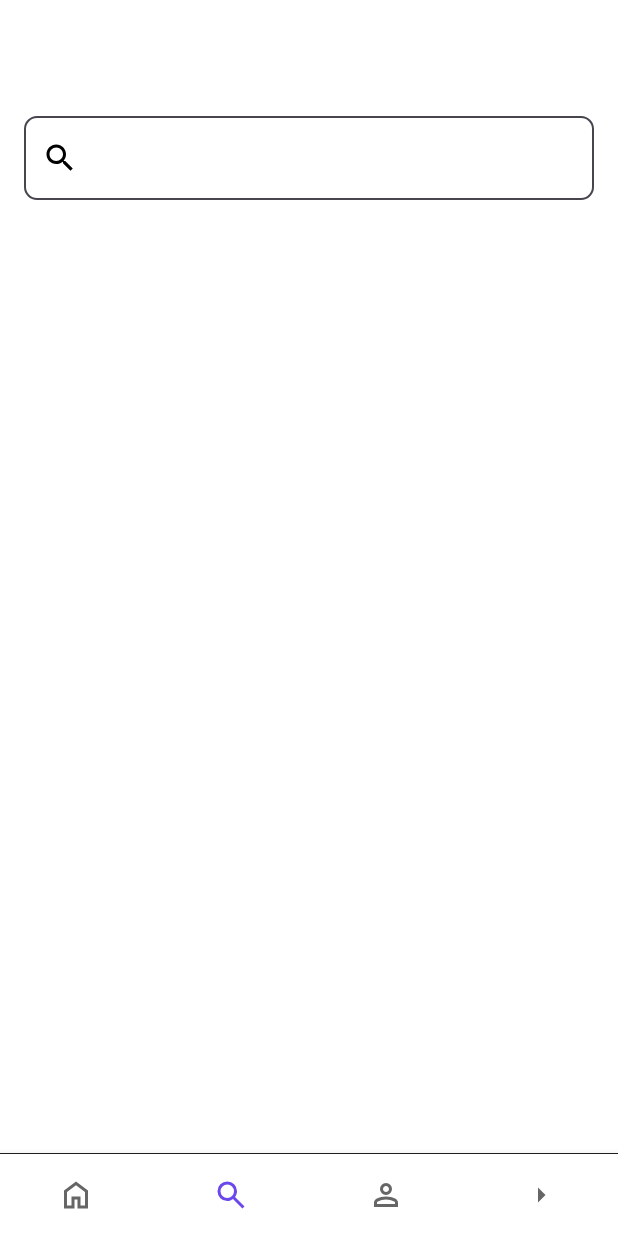
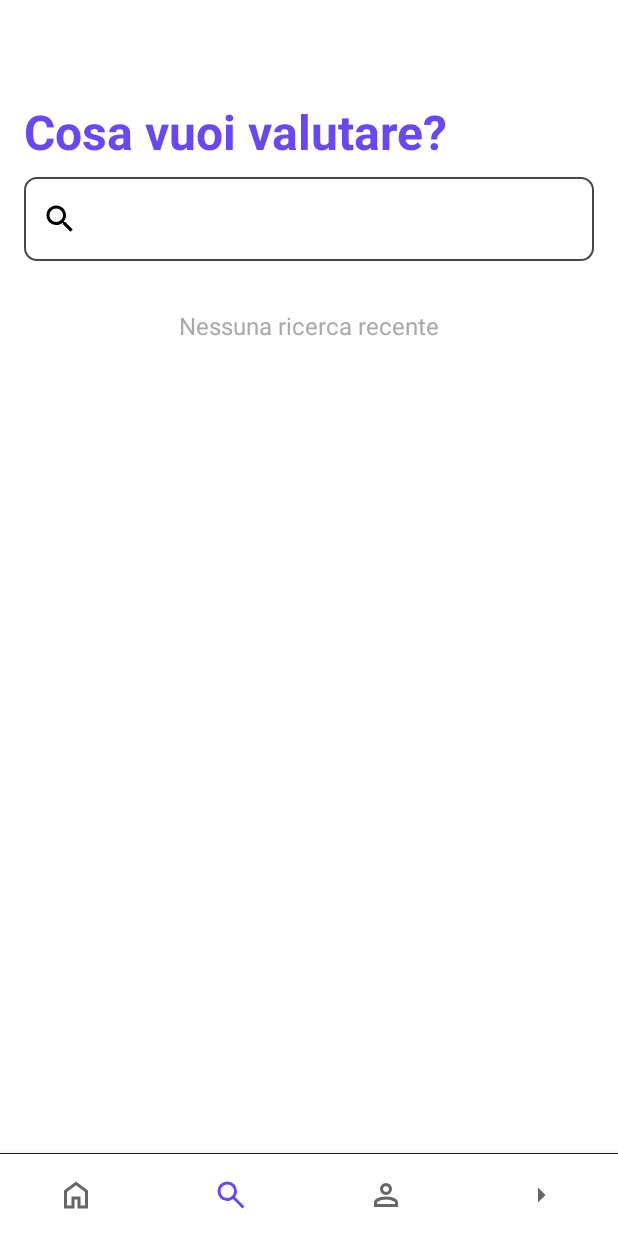
Before and after one commit to Magliaa/OceanTunes, an Android app: the SearchFragment screen opened through its navigation route, on a phone screen of 412 x 824 dp. Run offline under Robolectric (Android 15) with nearby library versions, the phone set to English and light mode, and no system bars; our stand-ins replace navigation-ui.

Commit message:
✨ Search v1 + searchFragment

```diff
--- a/app/src/main/java/com/tunagold/oceantunes/ui/search/SearchFragment.kt
+++ b/app/src/main/java/com/tunagold/oceantunes/ui/search/SearchFragment.kt
@@ -1,17 +1,20 @@
 package com.tunagold.oceantunes.ui.search
 
 import SpacingItemDecoration
+import android.content.Context
 import android.os.Bundle
 import android.os.Handler
 import android.os.Looper
 import android.view.LayoutInflater
 import android.view.View
 import android.view.ViewGroup
+import androidx.core.content.edit
 import androidx.core.widget.addTextChangedListener
 import androidx.fragment.app.Fragment
 import androidx.recyclerview.widget.GridLayoutManager
 import com.tunagold.oceantunes.R
 import com.tunagold.oceantunes.databinding.FragmentSearchBinding
+import com.tunagold.oceantunes.ui.songsgrid.SongCardDialogFragment
 import com.tunagold.oceantunes.ui.songsgrid.SongsAdapter
 
 class SearchFragment : Fragment() {
@@ -20,13 +23,14 @@ class SearchFragment : Fragment() {
     private val binding get() = _binding!!
 
     private lateinit var adapter: SongsAdapter
+    private val recentSongs = mutableListOf<Triple<String, String, Int>>()
+    private var isSearching = false
+    private val prefsKey = "recent_searches"
+    private val handler = Handler(Looper.getMainLooper())
 
+    // TODO: BACKEND - Rimuovi questo mock e usa i dati reali
     private val dummySongs = listOf(
         Triple("Blinding Lights", "The Weeknd", R.drawable.unknown_song_img),
-        Triple("Levitating", "Dua Lipa", R.drawable.unknown_song_img),
-        Triple("Save Your Tears", "The Weeknd", R.drawable.unknown_song_img),
-        Triple("Peaches", "Justin Bieber", R.drawable.unknown_song_img),
-        Triple("Montero", "Lil Nas X", R.drawable.unknown_song_img),
         Triple("Levitating", "Dua Lipa", R.drawable.unknown_song_img),
         Triple("Save Your Tears", "The Weeknd", R.drawable.unknown_song_img),
         Triple("Peaches", "Justin Bieber", R.drawable.unknown_song_img),
@@ -49,54 +53,148 @@ class SearchFragment : Fragment() {
         binding.recyclerViewSongs.layoutManager = GridLayoutManager(requireContext(), 2)
         binding.recyclerViewSongs.addItemDecoration(SpacingItemDecoration(spacingInPixels))
 
-        adapter = SongsAdapter(emptyList())
+        adapter = SongsAdapter(emptyList()) { song ->
+            if (isSearching) {
+                val alreadyInRecent = recentSongs.any {
+                    it.first == song.first && it.second == song.second && it.third == song.third
+                }
+                if (!alreadyInRecent) {
+                    recentSongs.add(0, song)
+                    if (recentSongs.size > 10) recentSongs.removeLast()
+                    saveRecentSongs()
+                }
+                isSearching = false
+            }
+
+            val dialog = SongCardDialogFragment.newInstance(song)
+            dialog.show(parentFragmentManager, "song_card")
+        }
+
         binding.recyclerViewSongs.adapter = adapter
 
-        binding.noResultsText.visibility = View.GONE
-        binding.searchProgress.alpha = 0f
-        binding.searchProgress.visibility = View.GONE
+        loadRecentSongs()
+        showRecentSearches()
+
+        binding.searchBar.onClearAction = {
+            isSearching = false
+            binding.searchBar.editText?.setText("")
+        }
+
+        binding.searchBar.editText?.setOnFocusChangeListener { _, hasFocus ->
+            if (hasFocus && binding.searchBar.editText?.text.isNullOrEmpty()) {
+                isSearching = false
+                showRecentSearches()
+            }
+        }
 
         binding.searchBar.editText?.addTextChangedListener { editable ->
-            val query = editable.toString()
+            val query = editable?.toString()?.trim().orEmpty()
 
-            // Fade in della progress bar
-            binding.searchProgress.apply {
-                alpha = 0f
-                visibility = View.VISIBLE
-                animate().alpha(1f).setDuration(300).start()
+            handler.removeCallbacksAndMessages(null)
+
+            if (query.isEmpty()) {
+                isSearching = false
+                showRecentSearches()
+                return@addTextChangedListener
             }
 
-            // Nascondi lista e messaggio durante il caricamento
-            binding.recyclerViewSongs.visibility = View.GONE
-            binding.noResultsText.visibility = View.GONE
+            isSearching = true
+            binding.searchProgress.fadeIn()
 
-            Handler(Looper.getMainLooper()).postDelayed({
+            binding.recyclerViewSongs.fadeOut()
+            binding.noResultsText.fadeOut()
+            binding.recentSearchesLabel.fadeOut()
+            binding.clearRecentButton.fadeOut()
+
+            handler.postDelayed({
+                // TODO: BACKEND - Sostituire con chiamata API asincrona e parsing dei risultati
                 val filtered = dummySongs.filter {
                     it.first.contains(query, ignoreCase = true) ||
                             it.second.contains(query, ignoreCase = true)
                 }
 
+                // TODO: BACKEND - Inserisci qui il callback per aggiornare l'adapter con i risultati veri
                 adapter.updateData(filtered)
 
-                // Fade out progress bar
-                binding.searchProgress.animate()
-                    .alpha(0f)
-                    .setDuration(300)
-                    .withEndAction {
-                        binding.searchProgress.visibility = View.GONE
+                binding.searchProgress.fadeOut()
+                if (filtered.isNotEmpty()) {
+                    binding.recyclerViewSongs.fadeIn()
+                } else {
+                    binding.noResultsText.text = "Nessun risultato trovato"
+                    binding.noResultsText.fadeIn()
+                }
 
-                        binding.recyclerViewSongs.visibility =
-                            if (filtered.isNotEmpty()) View.VISIBLE else View.GONE
-                        binding.noResultsText.visibility =
-                            if (filtered.isEmpty()) View.VISIBLE else View.GONE
-                    }.start()
+            }, 1000) // TODO: BACKEND - Rimuovere delay quando usi risultati reali
+        }
 
-            }, 1000)
+        binding.clearRecentButton.setOnClickListener {
+            recentSongs.clear()
+            saveRecentSongs()
+            showRecentSearches()
+        }
+    }
+
+    private fun showRecentSearches() {
+        handler.removeCallbacksAndMessages(null)
+        binding.searchProgress.fadeOut()
+        if (recentSongs.isNotEmpty()) {
+            adapter.updateData(recentSongs)
+            binding.recyclerViewSongs.fadeIn()
+            binding.noResultsText.fadeOut()
+            binding.recentSearchesLabel.fadeIn()
+            binding.clearRecentButton.fadeIn()
+        } else {
+            adapter.updateData(emptyList())
+            binding.recyclerViewSongs.fadeOut()
+            binding.noResultsText.text = "Nessuna ricerca recente"
+            binding.noResultsText.fadeIn()
+            binding.recentSearchesLabel.fadeOut()
+            binding.clearRecentButton.fadeOut()
+        }
+    }
+
+    private fun saveRecentSongs() {
+        val prefs = requireContext().getSharedPreferences("search_prefs", Context.MODE_PRIVATE)
+        val strings = recentSongs.map { "${it.first}|${it.second}|${it.third}" }.toSet()
+        prefs.edit {
+            putStringSet(prefsKey, strings)
+        }
+    }
+
+    private fun loadRecentSongs() {
+        val prefs = requireContext().getSharedPreferences("search_prefs", Context.MODE_PRIVATE)
+        val strings = prefs.getStringSet(prefsKey, emptySet()) ?: emptySet()
+        recentSongs.clear()
+        strings.forEach { line ->
+            val parts = line.split("|")
+            if (parts.size == 3) {
+                val title = parts[0]
+                val artist = parts[1]
+                val imageRes = parts[2].toIntOrNull() ?: R.drawable.unknown_song_img
+                recentSongs.add(Triple(title, artist, imageRes))
+            }
         }
     }
 
     override fun onDestroyView() {
         super.onDestroyView()
+        handler.removeCallbacksAndMessages(null)
         _binding = null
     }
+
+    private fun View.fadeIn(duration: Long = 250) {
+        if (visibility != View.VISIBLE) {
+            alpha = 0f
+            visibility = View.VISIBLE
+            animate().alpha(1f).setDuration(duration).start()
+        }
+    }
+
+    private fun View.fadeOut(duration: Long = 250) {
+        if (visibility == View.VISIBLE) {
+            animate().alpha(0f).setDuration(duration).withEndAction {
+                visibility = View.GONE
+            }.start()
+        }
+    }
 }
--- a/app/src/main/java/com/tunagold/oceantunes/ui/songsgrid/SongsAdapter.kt
+++ b/app/src/main/java/com/tunagold/oceantunes/ui/songsgrid/SongsAdapter.kt
@@ -8,10 +8,11 @@ import androidx.recyclerview.widget.RecyclerView
 import com.google.android.material.imageview.ShapeableImageView
 import com.tunagold.oceantunes.R
 
-class SongsAdapter(private var songs: List<Triple<String, String, Int>>) :
-    RecyclerView.Adapter<SongsAdapter.SongViewHolder>() {
+class SongsAdapter(
+    private var songs: List<Triple<String, String, Int>>,
+    private val onItemClick: ((Triple<String, String, Int>) -> Unit)? = null
+) : RecyclerView.Adapter<SongsAdapter.SongViewHolder>() {
 
-    // ViewHolder personalizzato
     class SongViewHolder(view: View) : RecyclerView.ViewHolder(view) {
         val songImage: ShapeableImageView = view.findViewById(R.id.songImageID)
         val songTitle: TextView = view.findViewById(R.id.songTitleID)
@@ -26,14 +27,17 @@ class SongsAdapter(private var songs: List<Triple<String, String, Int>>) :
 
     override fun onBindViewHolder(holder: SongViewHolder, position: Int) {
         val song = songs[position]
-        holder.songTitle.text = song.first // Titolo
-        holder.songArtist.text = song.second // Artista
-        holder.songImage.setImageResource(song.third) // Immagine
+        holder.songTitle.text = song.first
+        holder.songArtist.text = song.second
+        holder.songImage.setImageResource(song.third)
+
+        holder.itemView.setOnClickListener {
+            onItemClick?.invoke(song)
+        }
     }
 
     override fun getItemCount(): Int = songs.size
 
-    // 🔁 Metodo per aggiornare i dati
     fun updateData(newSongs: List<Triple<String, String, Int>>) {
         songs = newSongs
         notifyDataSetChanged()
--- a/app/src/main/res/layout/fragment_search.xml
+++ b/app/src/main/res/layout/fragment_search.xml
@@ -1,11 +1,24 @@
 <?xml version="1.0" encoding="utf-8"?>
 <androidx.constraintlayout.widget.ConstraintLayout xmlns:android="http://schemas.android.com/apk/res/android"
     xmlns:tools="http://schemas.android.com/tools"
+    xmlns:app="http://schemas.android.com/apk/res-auto"
     android:layout_width="match_parent"
     android:layout_height="match_parent"
-    xmlns:app="http://schemas.android.com/apk/res-auto"
     tools:context=".ui.search.SearchFragment">
 
+    <TextView
+        android:id="@+id/titleText"
+        android:layout_width="wrap_content"
+        android:layout_height="wrap_content"
+        android:layout_marginTop="10dp"
+        android:layout_marginStart="16dp"
+        android:text="@string/cosa_vuoi_ascoltare"
+        android:textColor="@color/purple3"
+        android:textSize="32sp"
+        android:textStyle="bold"
+        app:layout_constraintHorizontal_bias="0.246"
+        app:layout_constraintStart_toStartOf="@id/searchBar"
+        app:layout_constraintTop_toTopOf="parent" />
 
     <com.tunagold.oceantunes.ui.components.MaterialSearchBar
         android:id="@+id/searchBar"
@@ -17,10 +30,10 @@
         app:hintText="Search"
         app:layout_constraintBottom_toBottomOf="parent"
         app:layout_constraintEnd_toEndOf="parent"
-        app:layout_constraintHorizontal_bias="0.0"
+        app:layout_constraintHorizontal_bias="1.0"
         app:layout_constraintStart_toStartOf="parent"
         app:layout_constraintTop_toTopOf="parent"
-        app:layout_constraintVertical_bias="0.023" />
+        app:layout_constraintVertical_bias="0.08" />
 
     <ProgressBar
         android:id="@+id/search_progress"
@@ -30,7 +43,36 @@
         android:visibility="gone"
         app:layout_constraintTop_toBottomOf="@id/searchBar"
         app:layout_constraintStart_toStartOf="parent"
-        app:layout_constraintEnd_toEndOf="parent"/>
+        app:layout_constraintEnd_toEndOf="parent" />
+
+    <TextView
+        android:id="@+id/recentSearchesLabel"
+        android:layout_width="wrap_content"
+        android:layout_height="wrap_content"
+        android:text="@string/ricerche_recenti"
+        android:textColor="@android:color/darker_gray"
+        android:layout_marginTop="24dp"
+        android:layout_marginStart="24dp"
+        android:visibility="gone"
+        app:layout_constraintTop_toBottomOf="@id/searchBar"
+        app:layout_constraintStart_toStartOf="parent"
+        app:layout_constraintBaseline_toBaselineOf="@id/clearRecentButton" />
+
+    <com.tunagold.oceantunes.ui.components.MaterialButton
+        android:id="@+id/clearRecentButton"
+        android:layout_width="wrap_content"
+        android:layout_height="wrap_content"
+        app:buttonText="X"
+        android:textColor="@color/white"
+        android:textSize="16sp"
+        android:minHeight="0dp"
+        android:minWidth="0dp"
+        android:layout_marginTop="24dp"
+        android:layout_marginEnd="24dp"
+        android:visibility="gone"
+        app:layout_constraintTop_toBottomOf="@id/searchBar"
+        app:layout_constraintEnd_toEndOf="parent"
+        app:buttonColor="@color/purple3" />
 
     <!-- RecyclerView -->
     <androidx.recyclerview.widget.RecyclerView
@@ -40,13 +82,13 @@
         android:layout_marginTop="8dp"
         android:layout_marginStart="24dp"
         android:layout_marginEnd="24dp"
-        app:layout_constraintTop_toBottomOf="@id/searchBar"
+        android:clipToPadding="false"
+        android:paddingBottom="64dp"
+        android:scrollbars="none"
+        app:layout_constraintTop_toBottomOf="@id/clearRecentButton"
         app:layout_constraintBottom_toBottomOf="parent"
         app:layout_constraintStart_toStartOf="@+id/searchBar"
-        app:layout_constraintEnd_toEndOf="@+id/searchBar"
-        android:clipToPadding="false"
-        android:paddingBottom="64dp"
-        android:scrollbars="none" />
+        app:layout_constraintEnd_toEndOf="@+id/searchBar" />
 
     <TextView
         android:id="@+id/no_results_text"
@@ -56,10 +98,9 @@
         android:textSize="16sp"
         android:textColor="@android:color/darker_gray"
         android:visibility="gone"
+        android:layout_marginTop="32dp"
         app:layout_constraintTop_toBottomOf="@id/searchBar"
         app:layout_constraintStart_toStartOf="parent"
-        app:layout_constraintEnd_toEndOf="parent"
-        android:layout_marginTop="32dp"/>
-
+        app:layout_constraintEnd_toEndOf="parent" />
 
 </androidx.constraintlayout.widget.ConstraintLayout>
--- a/app/src/main/res/values/strings.xml
+++ b/app/src/main/res/values/strings.xml
@@ -49,4 +49,7 @@
     <string name="setting7">Esci</string>
     <string name="vota">Vota</string>
     <string name="no_results">Nessun risultato trovato.</string>
+    <string name="cosa_vuoi_ascoltare">Cosa vuoi valutare?</string>
+    <string name="ricerche_recenti">Ricerche recenti</string>
+    <string name="cancella_cronologia">Cancella cronologia</string>
 </resources>
```
Also changed, not shown: app/src/main/java/com/tunagold/oceantunes/ui/songsgrid/SongCardDialogFragment.kt (+14 -0 lines).
